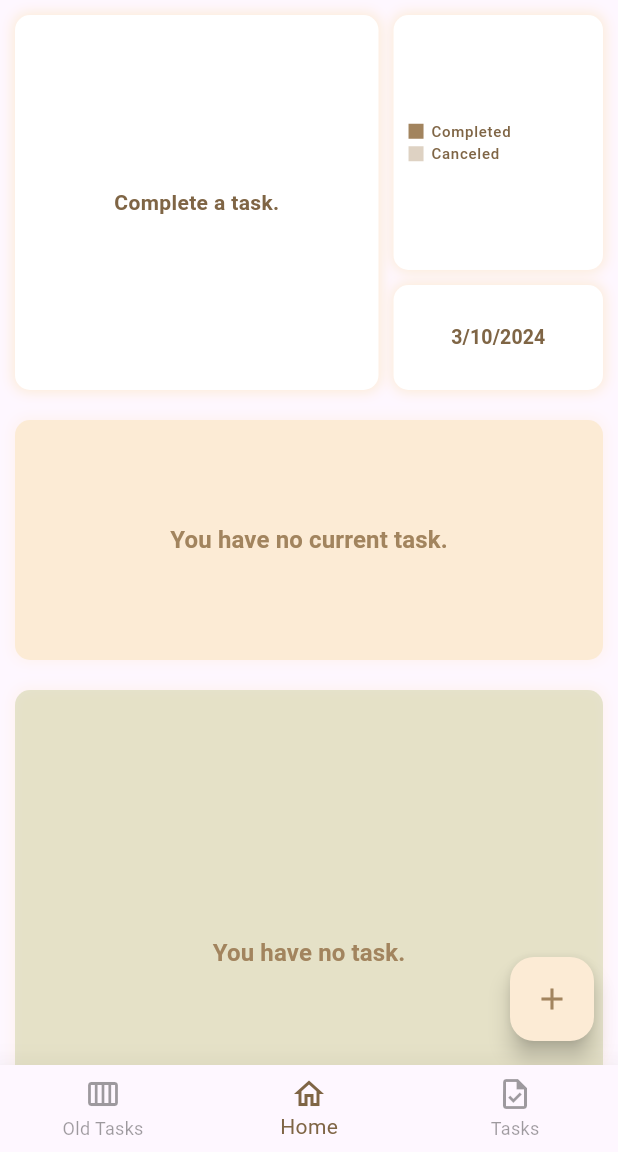
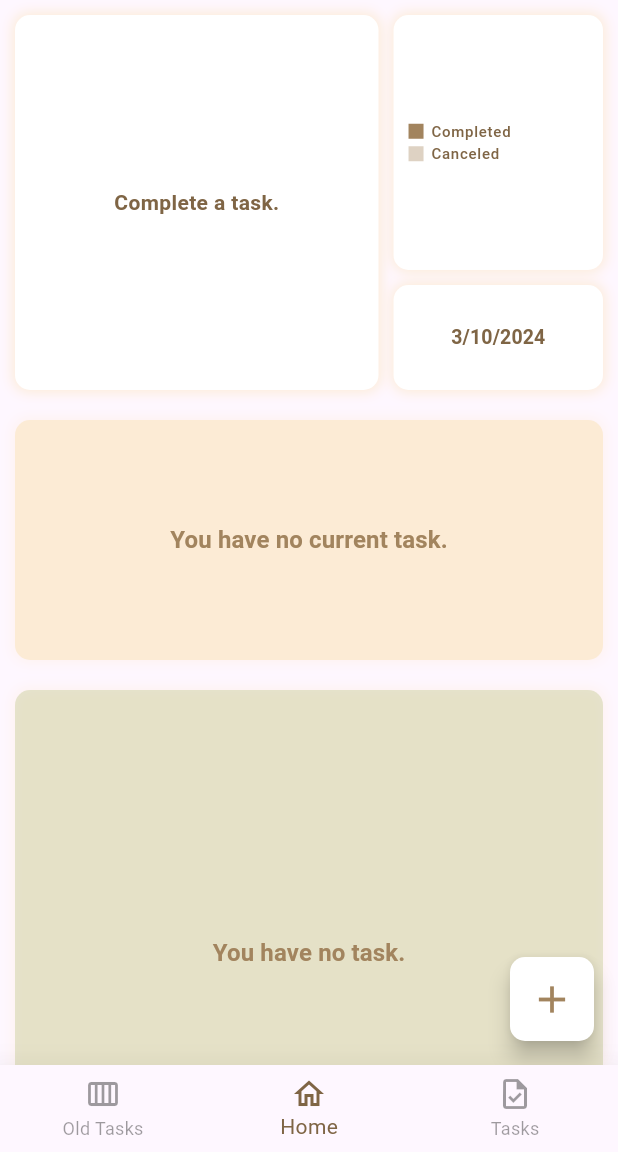
Before and after one commit to m-mhe/scheduler, a Flutter app: the screen it shows after launch, on a phone screen of 412 x 824 dp, the part 84-1236 px from its top. Run offline on Flutter 3.47's test engine with Material 3 defaults, Android fonts, the phone set to English and light mode, and no system bars; our stand-ins replace fl_chart, get, numberpicker, sqflite; accounts and stored records are empty.

Commit message:
some changes

```diff
--- a/lib/app.dart
+++ b/lib/app.dart
@@ -65,8 +65,11 @@ class MyApp extends StatelessWidget {
             ),
           ),
         ),
-        floatingActionButtonTheme: const FloatingActionButtonThemeData(
-          backgroundColor: ThemeColors.lightColor,
+        floatingActionButtonTheme: FloatingActionButtonThemeData(
+          shape: RoundedRectangleBorder(
+            borderRadius: BorderRadius.circular(10),
+          ),
+          backgroundColor: Colors.white,
           foregroundColor: ThemeColors.accentColor,
         ),
         bottomNavigationBarTheme: const BottomNavigationBarThemeData(
--- a/lib/ui/screens/home_screen.dart
+++ b/lib/ui/screens/home_screen.dart
@@ -53,7 +53,6 @@ class _HomeScreenState extends State<HomeScreen> {
       await Future.delayed(const Duration(seconds: 5));
       if (DateTime.now().hour != _currentTime.hour) {
         await _fetch();
-        await Future.delayed(const Duration(minutes: 59));
       }
     }
   }
@@ -379,7 +378,10 @@ class _HomeScreenState extends State<HomeScreen> {
         onPressed: () {
           Get.to(const CreateTaskScreen());
         },
-        child: const Icon(Icons.add),
+        child: const Icon(
+          Icons.add,
+          size: 30,
+        ),
       ),
     );
   }
@@ -393,16 +395,20 @@ class _HomeScreenState extends State<HomeScreen> {
       title: Text(
         taskTitle,
         style: Theme.of(context).textTheme.labelLarge!.copyWith(
-              color: ThemeColors.titleColor,
+              color: taskState == 'Due' ? ThemeColors.titleColor : Colors.red,
             ),
       ),
       subtitle: Text(
         taskSubTitle,
         style: Theme.of(context).textTheme.labelMedium!.copyWith(
-              color: ThemeColors.titleColor,
+              color: taskState == 'Due' ? ThemeColors.titleColor : Colors.red,
             ),
       ),
       trailing: ElevatedButton(
+        style: ElevatedButton.styleFrom(
+          backgroundColor:
+              taskState == 'Due' ? ThemeColors.accentColor : Colors.red,
+        ),
         onPressed: () async {
           await showDialog(
             context: context,
```
Also changed, not shown: lib/ui/screens/create_task_screen.dart (+6 -5 lines), lib/ui/screens/previous_tasks_screen.dart (+15 -2 lines), lib/ui/screens/task_screen.dart (+19 -3 lines), 5 other files.
